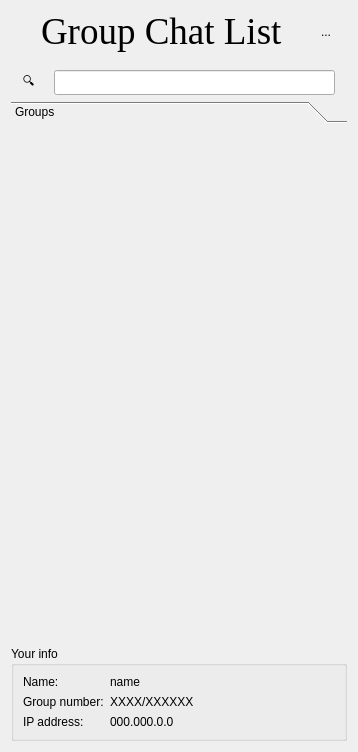
This is PolyChatApp/chatlist.ui in NekoSilverFox/PolyChat as Qt 5 draws it before an edit. The edited form follows.
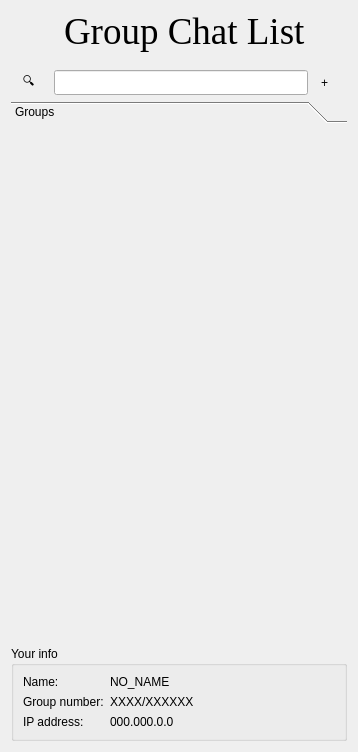
This is the edited form. Icons and pictures are not drawn.

Commit message: Optimize the interface

```diff
--- a/PolyChatApp/chatlist.ui
+++ b/PolyChatApp/chatlist.ui
@@ -28,17 +28,39 @@
         <property name="orientation">
          <enum>Qt::Horizontal</enum>
         </property>
-        <property name="sizeType">
-         <enum>QSizePolicy::Expanding</enum>
-        </property>
         <property name="sizeHint" stdset="0">
          <size>
-          <width>20</width>
+          <width>40</width>
           <height>20</height>
          </size>
         </property>
        </spacer>
       </item>
+      <item>
+       <widget class="QLabel" name="label_6">
+        <property name="sizePolicy">
+         <sizepolicy hsizetype="Preferred" vsizetype="Preferred">
+          <horstretch>0</horstretch>
+          <verstretch>0</verstretch>
+         </sizepolicy>
+        </property>
+        <property name="maximumSize">
+         <size>
+          <width>50</width>
+          <height>50</height>
+         </size>
+        </property>
+        <property name="text">
+         <string/>
+        </property>
+        <property name="pixmap">
+         <pixmap resource="resource.qrc">:/icon/icons/logo_fox.png</pixmap>
+        </property>
+        <property name="scaledContents">
+         <bool>true</bool>
+        </property>
+       </widget>
+      </item>
       <item>
        <widget class="QLabel" name="label">
         <property name="font">
@@ -57,37 +79,14 @@
         <property name="orientation">
          <enum>Qt::Horizontal</enum>
         </property>
-        <property name="sizeType">
-         <enum>QSizePolicy::Fixed</enum>
-        </property>
         <property name="sizeHint" stdset="0">
          <size>
-          <width>25</width>
+          <width>40</width>
           <height>20</height>
          </size>
         </property>
        </spacer>
       </item>
-      <item>
-       <widget class="QToolButton" name="btnNewChat">
-        <property name="text">
-         <string>...</string>
-        </property>
-        <property name="icon">
-         <iconset resource="resource.qrc">
-          <normaloff>:/icon/icons/plus.png</normaloff>:/icon/icons/plus.png</iconset>
-        </property>
-        <property name="iconSize">
-         <size>
-          <width>20</width>
-          <height>16</height>
-         </size>
-        </property>
-        <property name="autoRaise">
-         <bool>true</bool>
-        </property>
-       </widget>
-      </item>
      </layout>
     </widget>
    </item>
@@ -129,6 +128,41 @@
         </property>
        </widget>
       </item>
+      <item>
+       <widget class="QToolButton" name="btnNewChat">
+        <property name="minimumSize">
+         <size>
+          <width>0</width>
+          <height>25</height>
+         </size>
+        </property>
+        <property name="maximumSize">
+         <size>
+          <width>16777215</width>
+          <height>25</height>
+         </size>
+        </property>
+        <property name="text">
+         <string>+</string>
+        </property>
+        <property name="icon">
+         <iconset resource="resource.qrc">
+          <normaloff>:/icon/icons/add.png</normaloff>:/icon/icons/add.png</iconset>
+        </property>
+        <property name="iconSize">
+         <size>
+          <width>20</width>
+          <height>25</height>
+         </size>
+        </property>
+        <property name="toolButtonStyle">
+         <enum>Qt::ToolButtonIconOnly</enum>
+        </property>
+        <property name="autoRaise">
+         <bool>true</bool>
+        </property>
+       </widget>
+      </item>
      </layout>
     </widget>
    </item>
@@ -143,7 +177,7 @@
         <x>0</x>
         <y>0</y>
         <width>334</width>
-        <height>493</height>
+        <height>470</height>
        </rect>
       </property>
       <attribute name="label">
@@ -155,9 +189,15 @@
    </item>
    <item>
     <widget class="QGroupBox" name="groupBox">
+     <property name="autoFillBackground">
+      <bool>false</bool>
+     </property>
      <property name="title">
       <string>Your info</string>
      </property>
+     <property name="flat">
+      <bool>false</bool>
+     </property>
      <layout class="QGridLayout" name="gridLayout">
       <item row="1" column="0">
        <widget class="QLabel" name="label_4">
@@ -172,10 +212,10 @@
         </property>
        </widget>
       </item>
-      <item row="0" column="0">
-       <widget class="QLabel" name="label_3">
+      <item row="0" column="1">
+       <widget class="QLabel" name="lbName">
         <property name="text">
-         <string>Name:</string>
+         <string>NO_NAME</string>
         </property>
        </widget>
       </item>
@@ -186,17 +226,10 @@
         </property>
        </widget>
       </item>
-      <item row="0" column="1">
-       <widget class="QLabel" name="lbName">
+      <item row="0" column="0">
+       <widget class="QLabel" name="label_3">
         <property name="text">
-         <string>name</string>
-        </property>
-       </widget>
-      </item>
-      <item row="1" column="1">
-       <widget class="QLabel" name="lbGroupNumber">
-        <property name="text">
-         <string>XXXX/XXXXXX</string>
+         <string>Name:</string>
         </property>
        </widget>
       </item>
@@ -207,6 +240,13 @@
         </property>
        </widget>
       </item>
+      <item row="1" column="1">
+       <widget class="QLabel" name="lbGroupNumber">
+        <property name="text">
+         <string>XXXX/XXXXXX</string>
+        </property>
+       </widget>
+      </item>
      </layout>
     </widget>
    </item>
```
The commit also changes 5 other files.
